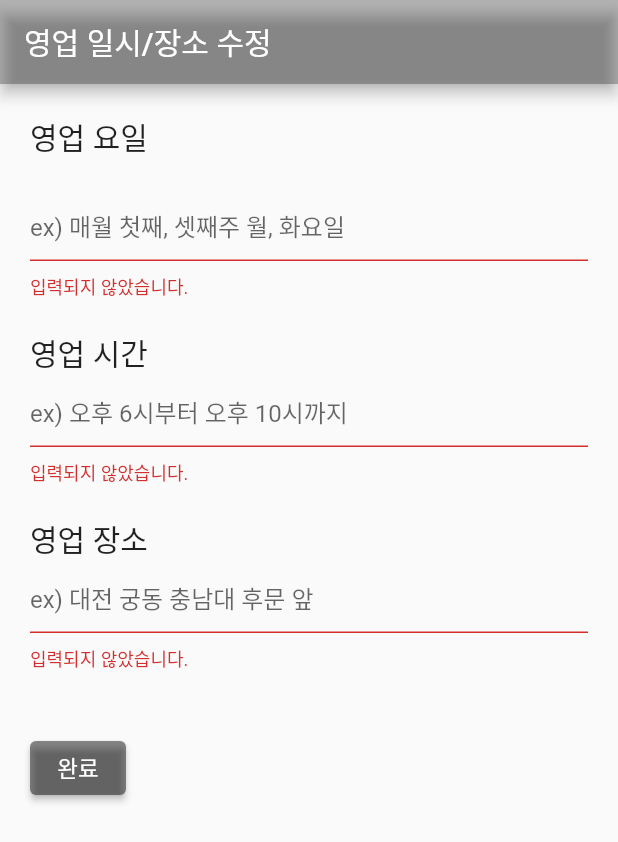
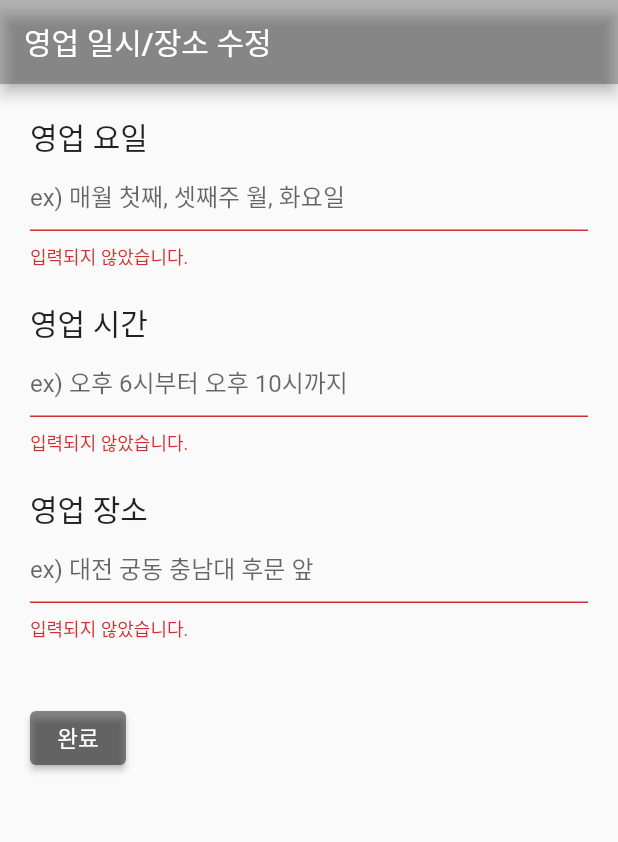
Before and after one commit to comalmot/2022-01-BasicProjectLab, a Flutter app: the timeEdit screen opened directly, on a phone screen of 412 x 824 dp. Shown: the top 842 px of the screen. Run offline on Flutter 3.47's test engine with Material 2 defaults, Android fonts, the phone set to English and light mode, and no system bars; our stand-ins replace image_picker.

Commit message:
영업 일시, 장소 수정 3

```diff
--- a/lib/boong_timeEdit.dart
+++ b/lib/boong_timeEdit.dart
@@ -42,9 +42,7 @@ class timeEditState extends State<timeEdit> {
            child: Column(
              crossAxisAlignment: CrossAxisAlignment.start,
               children: [
-                const Padding(padding: EdgeInsets.fromLTRB(0, 0, 0, 20),
-                  child: Text('영업 요일', style: TextStyle(fontSize: 20, fontWeight: FontWeight.normal,),),
-                ),
+                Text('영업 요일', style: TextStyle(fontSize: 20, fontWeight: FontWeight.normal,),),
                 TextFormField(
                   autovalidateMode: AutovalidateMode.always,
                   decoration: const InputDecoration(
```
